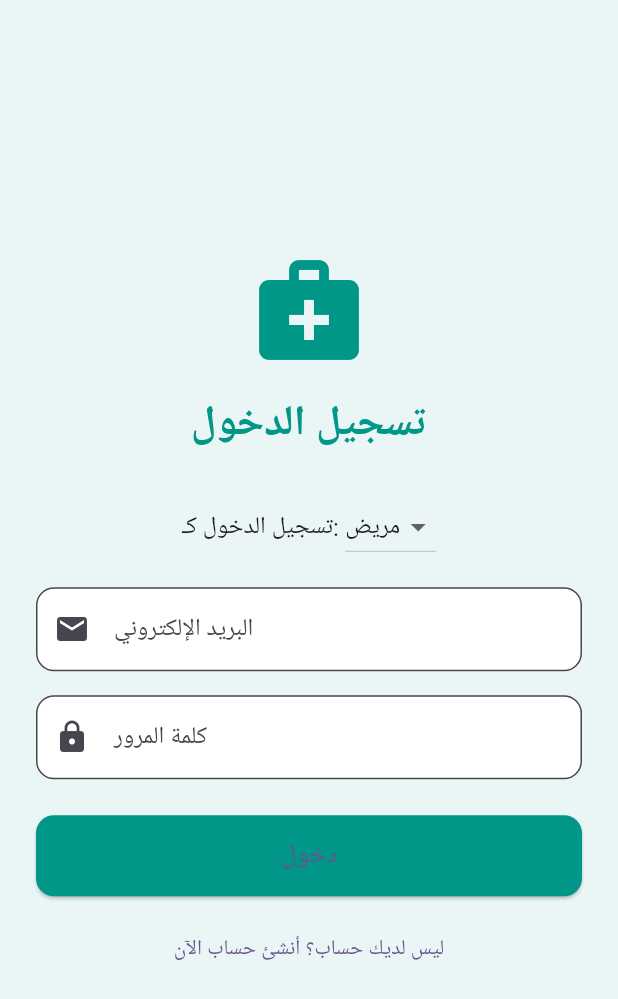
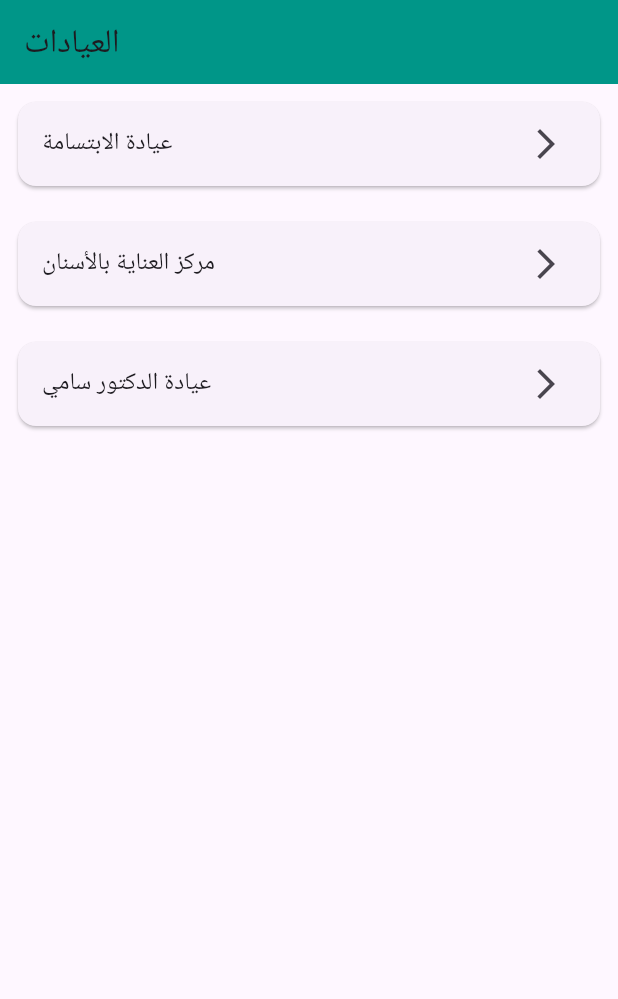
Before and after one commit to JehadAtieh/dental_booking_app, a Flutter app: the screen it shows after launch, after a tap on "دخول", on a phone screen of 412 x 824 dp. Shown: the top 999 px of the screen. Run offline on Flutter 3.47's test engine with Material 3 defaults, Android fonts, the light colour scheme and no system bars.

Commit message:
create ClinicsPage and DoctorPage

```diff
--- a/lib/main.dart
+++ b/lib/main.dart
@@ -2,7 +2,7 @@ import 'package:dental_booking_app/view/login.dart';
 import 'package:flutter/material.dart';
 
 void main() {
-  runApp(const MyApp()); // ✅ استدعاء التطبيق الصحيح
+  runApp(const MyApp());
 }
 
 class MyApp extends StatelessWidget {
@@ -17,7 +17,7 @@ class MyApp extends StatelessWidget {
         colorScheme: ColorScheme.fromSeed(seedColor: Colors.deepPurple),
         useMaterial3: true,
       ),
-      home: LoginPage(), // ✅ صفحة تسجيل الدخول
+      home: LoginPage(),
     );
   }
 }
--- a/lib/view/SignUpPage.dart
+++ b/lib/view/SignUpPage.dart
@@ -28,7 +28,6 @@ class _SignUpPageState extends State<SignUpPage> {
               ),
               const SizedBox(height: 24),
 
-              // اختيار نوع المستخدم
               Row(
                 mainAxisAlignment: MainAxisAlignment.center,
                 children: [
@@ -48,7 +47,6 @@ class _SignUpPageState extends State<SignUpPage> {
               ),
               const SizedBox(height: 16),
 
-              // الاسم الكامل
               TextField(
                 decoration: InputDecoration(
                   labelText: 'الاسم الكامل',
@@ -60,7 +58,6 @@ class _SignUpPageState extends State<SignUpPage> {
               ),
               const SizedBox(height: 16),
 
-              // البريد الإلكتروني
               TextField(
                 decoration: InputDecoration(
                   labelText: 'البريد الإلكتروني',
@@ -72,7 +69,6 @@ class _SignUpPageState extends State<SignUpPage> {
               ),
               const SizedBox(height: 16),
 
-              // كلمة المرور
               TextField(
                 obscureText: true,
                 decoration: InputDecoration(
@@ -85,7 +81,6 @@ class _SignUpPageState extends State<SignUpPage> {
               ),
               const SizedBox(height: 24),
 
-              // زر إنشاء الحساب
               SizedBox(
                 width: double.infinity,
                 child: ElevatedButton(
@@ -95,7 +90,6 @@ class _SignUpPageState extends State<SignUpPage> {
                     shape: RoundedRectangleBorder(borderRadius: BorderRadius.circular(12)),
                   ),
                   onPressed: () {
-                    // منطق إنشاء الحساب هنا
                   },
                   child: const Text('إنشاء حساب', style: TextStyle(fontSize: 18)),
                 ),
@@ -103,10 +97,9 @@ class _SignUpPageState extends State<SignUpPage> {
 
               const SizedBox(height: 12),
 
-              // العودة لتسجيل الدخول
               TextButton(
                 onPressed: () {
-                  Navigator.pop(context); // يرجع لصفحة تسجيل الدخول
+                  Navigator.pop(context);
                 },
                 child: const Text('لديك حساب؟ سجل الدخول'),
               )
--- /dev/null
+++ b/lib/view/clinics_page.dart
@@ -0,0 +1,35 @@
+import 'package:flutter/material.dart';
+
+class ClinicsPage extends StatelessWidget {
+  const ClinicsPage({super.key});
+
+  @override
+  Widget build(BuildContext context) {
+    final List<String> clinics = [
+      'عيادة الابتسامة',
+      'مركز العناية بالأسنان',
+      'عيادة الدكتور سامي',
+    ];
+
+    return Scaffold(
+      appBar: AppBar(
+        title: const Text('العيادات'),
+        backgroundColor: Colors.teal,
+      ),
+      body: ListView.builder(
+        itemCount: clinics.length,
+        itemBuilder: (context, index) {
+          return Card(
+            margin: const EdgeInsets.all(12),
+            child: ListTile(
+              title: Text(clinics[index]),
+              trailing: const Icon(Icons.arrow_forward_ios),
+              onTap: () {
+              },
+            ),
+          );
+        },
+      ),
+    );
+  }
+}
--- a/lib/view/login.dart
+++ b/lib/view/login.dart
@@ -1,6 +1,7 @@
 import 'package:flutter/material.dart';
-
 import 'SignUpPage.dart';
+import 'clinics_page.dart';
+import 'doctor_page.dart';
 
 class LoginPage extends StatefulWidget {
   const LoginPage({super.key});
@@ -11,6 +12,8 @@ class LoginPage extends StatefulWidget {
 
 class _LoginPageState extends State<LoginPage> {
   String userType = 'مريض'; // مريض أو دكتور
+  final TextEditingController emailController = TextEditingController();
+  final TextEditingController passwordController = TextEditingController();
 
   @override
   Widget build(BuildContext context) {
@@ -30,7 +33,6 @@ class _LoginPageState extends State<LoginPage> {
               ),
               const SizedBox(height: 24),
 
-              // نوع المستخدم
               Row(
                 mainAxisAlignment: MainAxisAlignment.center,
                 children: [
@@ -50,8 +52,8 @@ class _LoginPageState extends State<LoginPage> {
               ),
               const SizedBox(height: 16),
 
-              // الإيميل
               TextField(
+                controller: emailController,
                 decoration: InputDecoration(
                   labelText: 'البريد الإلكتروني',
                   prefixIcon: const Icon(Icons.email),
@@ -62,8 +64,9 @@ class _LoginPageState extends State<LoginPage> {
               ),
               const SizedBox(height: 16),
 
-              // كلمة المرور
+
               TextField(
+                controller: passwordController,
                 obscureText: true,
                 decoration: InputDecoration(
                   labelText: 'كلمة المرور',
@@ -75,7 +78,6 @@ class _LoginPageState extends State<LoginPage> {
               ),
               const SizedBox(height: 24),
 
-              // زر الدخول
               SizedBox(
                 width: double.infinity,
                 child: ElevatedButton(
@@ -85,7 +87,17 @@ class _LoginPageState extends State<LoginPage> {
                     shape: RoundedRectangleBorder(borderRadius: BorderRadius.circular(12)),
                   ),
                   onPressed: () {
-                    // معالجة الدخول
+                    if (userType == 'مريض') {
+                      Navigator.pushReplacement(
+                        context,
+                        MaterialPageRoute(builder: (context) => const ClinicsPage()),
+                      );
+                    } else if (userType == 'دكتور') {
+                      Navigator.pushReplacement(
+                        context,
+                        MaterialPageRoute(builder: (context) => const DoctorPage()),
+                      );
+                    }
                   },
                   child: const Text('دخول', style: TextStyle(fontSize: 18)),
                 ),
@@ -93,15 +105,12 @@ class _LoginPageState extends State<LoginPage> {
 
               const SizedBox(height: 12),
 
-              // رابط إنشاء حساب
               TextButton(
                 onPressed: () {
-                  // داخل onPressed في TextButton لإنشاء حساب جديد
                   Navigator.push(
                     context,
-                    MaterialPageRoute(builder: (context) =>  SignUpPage()),
+                    MaterialPageRoute(builder: (context) => const SignUpPage()),
                   );
-
                 },
                 child: const Text('ليس لديك حساب؟ أنشئ حساب الآن'),
               )
```
Also changed, not shown: lib/view/doctor_page.dart (added, +21 -0 lines), pubspec.yaml (+1 -69 lines).
